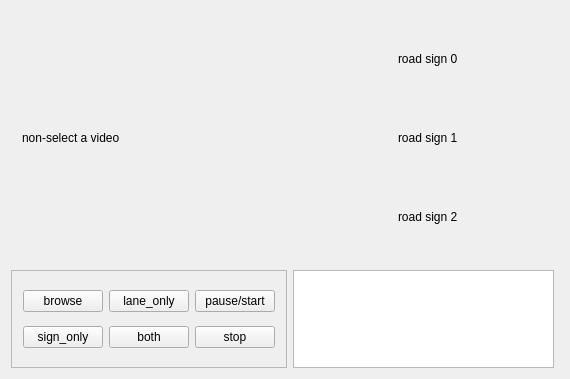
Old version of the form mainwindow.ui in the repository teamwork-robotvision/mergeByPeople.
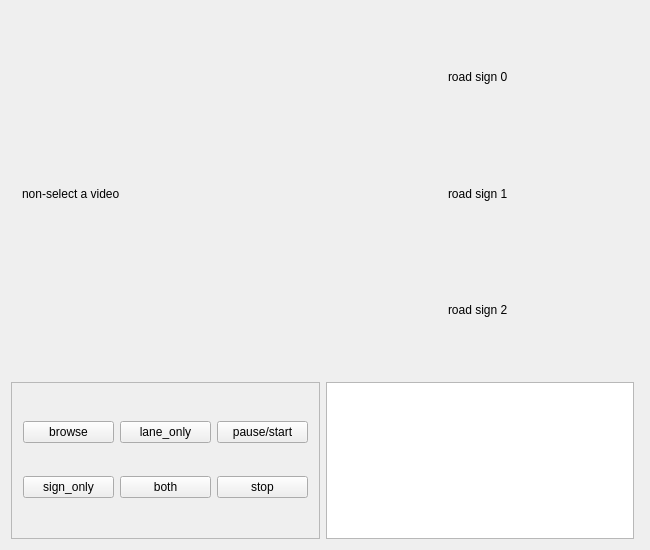
New version of the form.

Diff of the .ui file:
```diff
--- a/mainwindow.ui
+++ b/mainwindow.ui
@@ -6,8 +6,8 @@
    <rect>
     <x>0</x>
     <y>0</y>
-    <width>570</width>
-    <height>379</height>
+    <width>650</width>
+    <height>550</height>
    </rect>
   </property>
   <property name="sizePolicy">
@@ -18,8 +18,8 @@
   </property>
   <property name="minimumSize">
    <size>
-    <width>570</width>
-    <height>379</height>
+    <width>650</width>
+    <height>550</height>
    </size>
   </property>
   <property name="maximumSize">
@@ -41,12 +41,24 @@
      <verstretch>0</verstretch>
     </sizepolicy>
    </property>
+   <property name="minimumSize">
+    <size>
+     <width>650</width>
+     <height>550</height>
+    </size>
+   </property>
    <layout class="QVBoxLayout" name="verticalLayout_3" stretch="7,3">
     <item>
      <widget class="QWidget" name="widget" native="true">
       <layout class="QHBoxLayout" name="horizontalLayout_3" stretch="7,3">
        <item>
         <widget class="QLabel" name="outputImage">
+         <property name="sizePolicy">
+          <sizepolicy hsizetype="Preferred" vsizetype="Preferred">
+           <horstretch>0</horstretch>
+           <verstretch>0</verstretch>
+          </sizepolicy>
+         </property>
          <property name="minimumSize">
           <size>
            <width>370</width>
```
